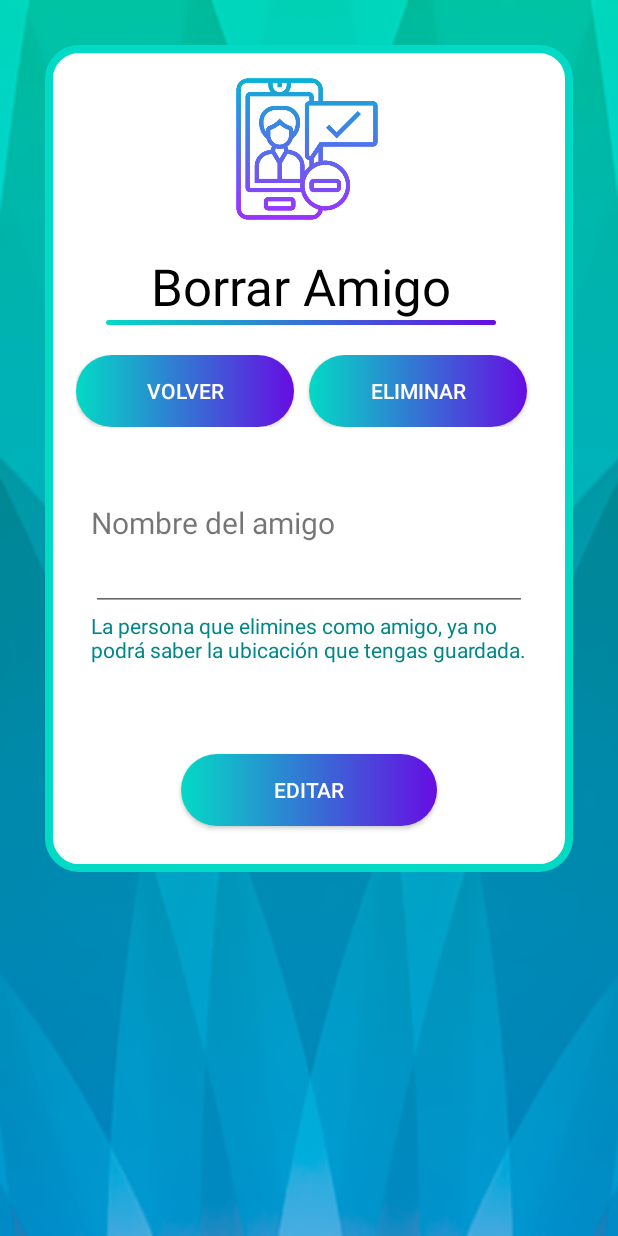
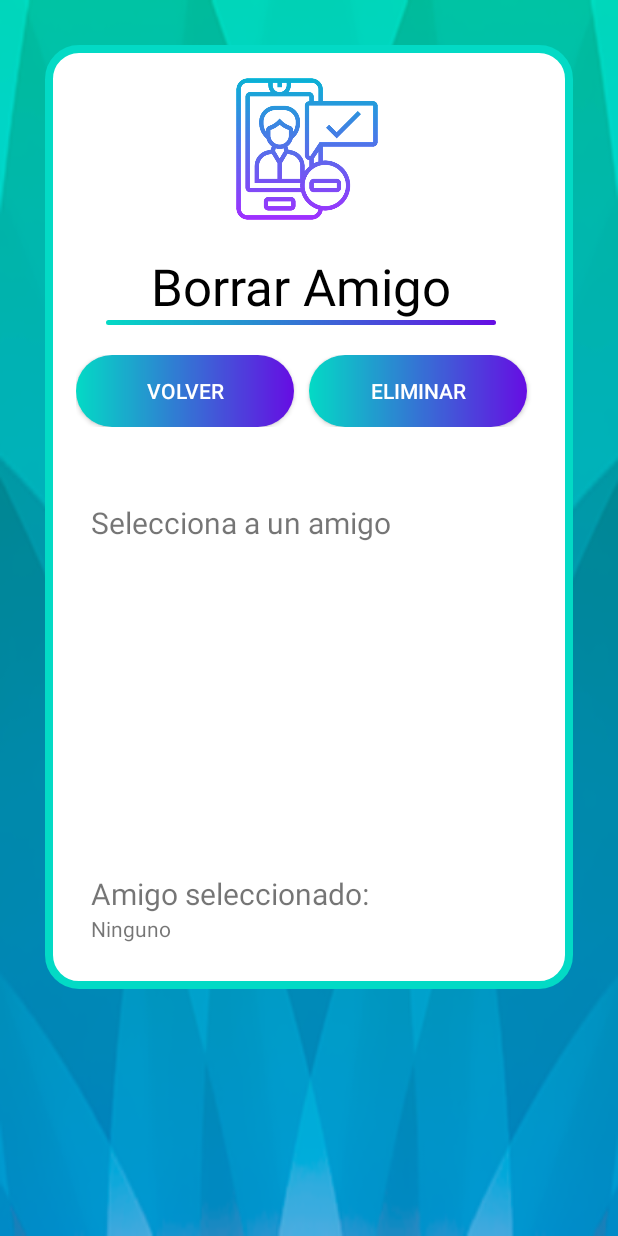
Before and after one commit to TomasSantamarie/buscador_amigos_android, an Android app: the Amigos screen opened directly, with no data from a screen before it, after a tap on "ELIMINAR", on a phone screen of 412 x 824 dp. Run offline under Robolectric (Android 15) with nearby library versions, the phone set to English and light mode, and no system bars; our stand-ins replace Firebase (no records; nobody signed in at launch, a user with empty details on screens opened directly).

Commit message:
Commit ( 12:18 ------> 15/05/2023)
Mejora en Amigos, dicha mejora ayuda a la funcionalidad que tiene de eliminar y editar. Haciendo que el usuario ya no tenga que escribir el nombre que quiera eliminar o editar, si no que tendrá que clicar a ese amigo en el listado.

Mejora de rendimiento en Ubicacion, ya cuando guarde el usuario su ubicacion ya no tendrá la aplicación que reecribir en cada uno de sus amigos el lugar donde guardaba esa información, si no que cuando un usuario sea amigo de otro en terminos de la base de datos, este no guardara la ubicacion del otro si no que podrá ver el lugar de guardado de la ubicacion. En resumen en vez de mandar x peticiones (siendo x el número de amigos que tenga el usuario) de escritura y de lectura a la base de datos, solo tendrá que hacer peticiones de lectura.

Cambio en la lista: antes solo mostraba el numbre y la ubicación de cada amigo, ahora también mostrará el correo para que el usuario pueda identificar y diferenciar mejor a sus amigos.

```diff
--- a/app/src/main/java/com/example/buscador_amigos_android/Amigos.kt
+++ b/app/src/main/java/com/example/buscador_amigos_android/Amigos.kt
@@ -11,7 +11,7 @@ import androidx.recyclerview.widget.LinearLayoutManager
 import com.example.buscador_amigos_android.databinding.ActivityAmigosBinding
 import com.google.firebase.firestore.FirebaseFirestore
 
-class Amigos : AppCompatActivity() {
+class Amigos : AppCompatActivity(), OnAmigoClickListener {
     private lateinit var binding: ActivityAmigosBinding
     private val db = FirebaseFirestore.getInstance()
     override fun onCreate(savedInstanceState: Bundle?) {
@@ -21,16 +21,21 @@ class Amigos : AppCompatActivity() {
         setContentView(view)
 
         binding.camposAnadir.isGone = true
+        binding.accionAdministrar.isGone = true
+        binding.camposAdministrar2.isGone = true
 
         val bundle = intent.extras
         val emailUsuario = bundle?.getString("email")
         val nombreUsuario = bundle?.getString("nombre")
         val ubicacionUsuario = bundle?.getString("ubicacion")
 
+        val nombreAmigo = bundle?.getString("nombreAmigo")
+        val CorreoAmigo = bundle?.getString("CorreoAmigo")
+
+        binding.correo.setText(nombreAmigo)
+
         binding.listaAmigos.layoutManager = LinearLayoutManager(this)
         refrescar(emailUsuario)
-        binding.listaAmigos.isClickable = false
-        binding.listaAmigos.isEnabled = false
 
         binding.anadir.setOnClickListener {
 
@@ -42,18 +47,21 @@ class Amigos : AppCompatActivity() {
                 binding.texto.text="La persona que añadas como amigo, podrá saber la ubicación que tengas guardada."
                 binding.camposAnadir.isGone = false
                 binding.editar.isGone = true
+                binding.correo.setText("")
             }
             if (binding.correo.text.toString().isNotEmpty()) {
                 if (binding.anadir.text.toString().equals("AÑADIR"))
-                    buscarAmigo(emailUsuario, nombreUsuario, ubicacionUsuario)
-                else {
-                    if (binding.anadir.text.toString().equals("ELIMINAR"))
-                        eliminarAmigo(emailUsuario)
-                    else{
-                        if (binding.anadir.text.toString().equals("ACTUALIZAR"))
-                            editarAmigo(emailUsuario, binding.codigo.text.toString(),binding.correo.text.toString())
-                    }
+                    buscarAmigo(emailUsuario, nombreUsuario)
+            }
+            if (!binding.selecAmigo.text.toString().equals("Ninguno")){
+                if (binding.anadir.text.toString().equals("ELIMINAR"))
+                    eliminarAmigo(emailUsuario)
+                else{
+                    if (binding.anadir.text.toString().equals("ACTUALIZAR"))
+                        editarAmigo(emailUsuario, binding.nuevo.text.toString(),binding.selecAmigo.text.toString())
                 }
+                binding.selecAmigo.text = "Ninguno"
+
             }
 
         }
@@ -64,7 +72,8 @@ class Amigos : AppCompatActivity() {
             binding.volver.text="VOLVER"
             binding.texto.text="Para cambiar el nombre del amigo que quieras, necesitaremos su nombre y el nuevo que quieras ponerle"
             binding.tituloCodigo.text="Nuevo Nombre"
-            binding.camposAnadir.isGone = false
+            binding.accionAdministrar.isGone=false
+            binding.camposAdministrar2.isGone=false
             binding.editar.isGone = true
 
         }
@@ -83,11 +92,19 @@ class Amigos : AppCompatActivity() {
                 binding.parteCodigo.isGone = true
                 binding.volver.text="VOLVER"
                 binding.texto.text="La persona que elimines como amigo, ya no podrá saber la ubicación que tengas guardada."
-                binding.camposAnadir.isGone = false
+                binding.accionAdministrar.isGone = false
+                binding.actualizar.isGone=true
+                binding.camposAdministrar2.isGone = false
+                binding.editar.isGone = true
 
                 Log.v("mensaje", binding.anadir.text.toString())
             }
         }
+    }
+    override fun onAmigoClick(amigo: Amigo) {
+        binding.correo.setText(amigo.getCorreo())
+        binding.selecAmigo.text = amigo.getNombre()
+
     }
 
 
@@ -101,7 +118,7 @@ class Amigos : AppCompatActivity() {
 
                     if (usuario != null) {
 
-                        binding.listaAmigos.adapter = AmigosAdapter(usuario.getAmigos())
+                        binding.listaAmigos.adapter = AmigosAdapter(usuario.getAmigos(), this)
                         val divider = DividerItemDecoration(binding.listaAmigos.context, DividerItemDecoration.VERTICAL)
                         binding.listaAmigos.addItemDecoration(divider)
 
@@ -110,7 +127,7 @@ class Amigos : AppCompatActivity() {
             }
     }
 
-    private fun editarAmigo(emailUsuario: String?, nombreNuevo: String, amigo: String) {
+    private fun editarAmigo(emailUsuario: String?, nombreNuevo: String, nombreViejo: String) {
         db.collection("Usuarios").document(emailUsuario.toString())
             .get()
             .addOnSuccessListener {
@@ -118,9 +135,9 @@ class Amigos : AppCompatActivity() {
                     val usuario = it.toObject(Usuario::class.java)
 
                     if (usuario != null) {
-                        usuario.getAmigos()[usuario.posicionAmigo(amigo)].setNombre(nombreNuevo)
+                        usuario.getAmigos()[usuario.encontrarAmigoCorreo(binding.correo.text.toString())].setNombre(nombreNuevo)
                         db.collection("Usuarios").document(usuario.getCorreo()).set(usuario)
-                        val text = "Hemos cambiado el nombre de $amigo a $nombreNuevo"
+                        val text = "Hemos cambiado el nombre de $nombreViejo a $nombreNuevo"
                         val duration = Toast.LENGTH_SHORT
                         val toast =
                             Toast.makeText(applicationContext, text, duration)
@@ -132,7 +149,7 @@ class Amigos : AppCompatActivity() {
     }
 
     private fun eliminarAmigo(emailUsuario: String?) {
-        var nombreAmigo = binding.correo.text.toString()
+        var nombreAmigo = binding.selecAmigo.text.toString()
 
         Log.v("Nombre Amigo", nombreAmigo)
         if (emailUsuario != null) {
@@ -143,7 +160,6 @@ class Amigos : AppCompatActivity() {
                         val usuario = it.toObject(Usuario::class.java)
 
                         if (usuario != null) {
-                            val nombreUsuario = usuario.getNombre()
                             if (usuario.getNombre().equals(nombreAmigo)) {
                                 val text = "No puedes eliminarte"
                                 val duration = Toast.LENGTH_SHORT
@@ -151,8 +167,8 @@ class Amigos : AppCompatActivity() {
                                     Toast.makeText(applicationContext, text, duration)
                                 toast.show()
                             } else {
-                                val emailAmigo = usuario.encontrarAmigo(nombreAmigo)
-                                if(usuario.delAmigo(nombreAmigo)){
+                                val emailAmigo = binding.correo.text.toString()
+                                if(usuario.delAmigo(nombreAmigo, emailAmigo)){
                                     db.collection("Usuarios").document(usuario.getCorreo()).set(usuario)
                                     val text = "Eliminado de tu lista de amigos"
                                     val duration = Toast.LENGTH_SHORT
@@ -162,7 +178,7 @@ class Amigos : AppCompatActivity() {
 
                                     Log.v("emailAmigo",emailAmigo)
                                     if (emailAmigo != "error") {
-                                        deleteAmigo(emailAmigo,usuario.getNombre())
+                                        deleteAmigo(emailAmigo,usuario.getNombre(), usuario.getCorreo())
                                         refrescar(emailUsuario)
                                     }else {
                                         val text = "Algo falla"
@@ -202,7 +218,7 @@ class Amigos : AppCompatActivity() {
 
     }
 
-    private fun deleteAmigo(emailAmigo: String, nombreUsuario: String) {
+    private fun deleteAmigo(emailAmigo: String, nombreUsuario: String, emailUsuario: String?) {
 
 
         db.collection("Usuarios").document(emailAmigo)
@@ -212,7 +228,9 @@ class Amigos : AppCompatActivity() {
                     val usuario = it.toObject(Usuario::class.java)
 
                     if (usuario != null){
-                        usuario.delAmigo(nombreUsuario)
+                        if (emailUsuario != null) {
+                            usuario.delAmigo(nombreUsuario, emailUsuario)
+                        }
                         db.collection("Usuarios").document(usuario.getCorreo()).set(usuario)
 
                         Log.v("usuario", usuario.getAmigos().toString())
@@ -225,7 +243,6 @@ class Amigos : AppCompatActivity() {
     private fun buscarAmigo(
         emailUsuario: String?,
         nombreUsuario: String?,
-        ubicacionUsuario: String?
     ) {
         val emailAmigo = binding.correo.text.toString()
 
@@ -247,12 +264,8 @@ class Amigos : AppCompatActivity() {
                             if (usuario.getCodigo().equals(binding.codigo.text.toString())
                             ) {
 
-                                var amigo = Amigo("","")
+                                var amigo = Amigo("")
 
-
-                                if (ubicacionUsuario != null) {
-                                    amigo.setUbicacion(ubicacionUsuario)
-                                }
                                 if (emailUsuario != null) {
                                     amigo.setCorreo(emailUsuario)
                                 }
@@ -277,7 +290,6 @@ class Amigos : AppCompatActivity() {
                                             Toast.makeText(applicationContext, text, duration)
                                         toast.show()
                                         amigo.setNombre(usuario.getNombre())
-                                        amigo.setUbicacion(usuario.getUbicacion())
                                         amigo.setCorreo(usuario.getCorreo())
                                         if (emailUsuario != null) {
                                             anadirAmigo(emailUsuario, amigo)
--- a/app/src/main/res/layout/activity_amigos.xml
+++ b/app/src/main/res/layout/activity_amigos.xml
@@ -133,8 +133,25 @@
             </LinearLayout>
 
             <LinearLayout
+                android:id="@+id/accionAdministrar"
                 android:layout_width="match_parent"
-                android:layout_height="wrap_content"
+                android:layout_height="match_parent"
+                android:layout_margin="30dp"
+                android:layout_weight="1"
+                android:orientation="vertical">
+
+                <TextView
+                    android:id="@+id/tituloCorreo2"
+                    android:layout_width="match_parent"
+                    android:layout_height="wrap_content"
+                    android:text="Selecciona a un amigo"
+                    android:textSize="20sp" />
+
+            </LinearLayout>
+
+            <LinearLayout
+                android:layout_width="match_parent"
+                android:layout_height="150dp"
                 android:layout_marginBottom="10dp"
                 android:clickable="false"
                 android:orientation="vertical">
@@ -147,6 +164,51 @@
                     android:focusable="false"
                     android:focusableInTouchMode="false"
                     tools:listitem="@layout/objeto_lista" />
+
+            </LinearLayout>
+
+            <LinearLayout
+                android:id="@+id/camposAdministrar2"
+                android:layout_width="match_parent"
+                android:layout_height="match_parent"
+                android:layout_margin="30dp"
+                android:layout_weight="1"
+                android:orientation="vertical">
+
+                <TextView
+                    android:id="@+id/tituloCorreo3"
+                    android:layout_width="match_parent"
+                    android:layout_height="wrap_content"
+                    android:text="Amigo seleccionado:"
+                    android:textSize="20sp" />
+
+                <TextView
+                    android:id="@+id/selecAmigo"
+                    android:layout_width="match_parent"
+                    android:layout_height="wrap_content"
+                    android:text="Ninguno" />
+
+                <LinearLayout
+                    android:id="@+id/actualizar"
+                    android:layout_width="match_parent"
+                    android:layout_height="match_parent"
+                    android:orientation="vertical">
+
+                    <TextView
+                        android:id="@+id/tituloCodigo2"
+                        android:layout_width="match_parent"
+                        android:layout_height="wrap_content"
+                        android:layout_marginTop="20dp"
+                        android:text="Nuevo Nombre"
+                        android:textSize="20sp" />
+
+                    <EditText
+                        android:id="@+id/nuevo"
+                        android:layout_width="match_parent"
+                        android:layout_height="wrap_content"
+                        android:ems="10"
+                        android:inputType="textPersonName" />
+                </LinearLayout>
 
             </LinearLayout>
 
--- a/app/src/main/res/layout/activity_aplicacion.xml
+++ b/app/src/main/res/layout/activity_aplicacion.xml
@@ -18,7 +18,7 @@
             android:layout_marginLeft="50dp"
             android:layout_marginTop="90dp"
             android:layout_marginRight="50dp"
-            android:background="@drawable/borde_menu"
+            android:background="@drawable/borde_edittext_bien"
             android:orientation="vertical">
 
             <TextView
@@ -37,7 +37,7 @@
             android:layout_width="match_parent"
             android:layout_height="wrap_content"
             android:layout_margin="50dp"
-            android:background="@drawable/borde_menu"
+            android:background="@drawable/borde_edittext_bien"
             android:orientation="vertical">
 
             <LinearLayout
@@ -83,7 +83,7 @@
             android:layout_height="wrap_content"
             android:layout_marginLeft="50dp"
             android:layout_marginRight="50dp"
-            android:background="@drawable/borde_menu"
+            android:background="@drawable/borde_edittext_bien"
             android:orientation="vertical">
 
             <TextView
```
Also changed, not shown: app/src/main/java/com/example/buscador_amigos_android/AmigosAdapter.kt (+27 -6 lines), app/src/main/java/com/example/buscador_amigos_android/Datos_Usuario.kt (+9 -14 lines), app/src/main/java/com/example/buscador_amigos_android/Ubicacion.kt (+13 -3 lines), app/src/main/res/layout/objeto_lista.xml (+22 -1 lines).
